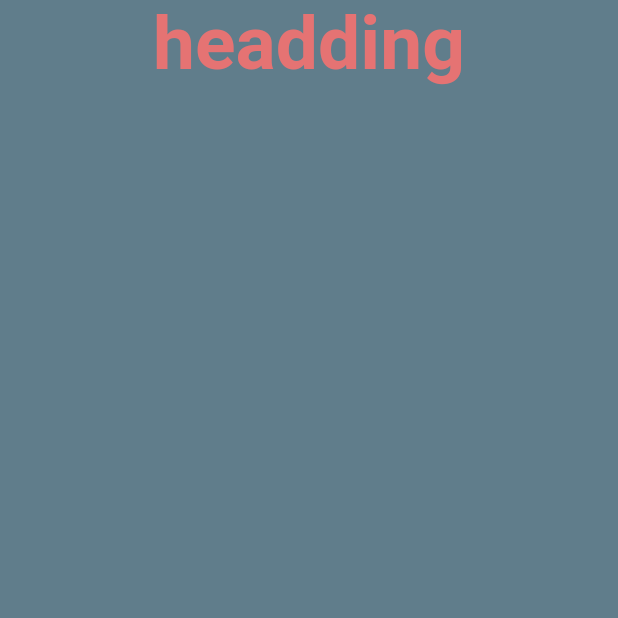
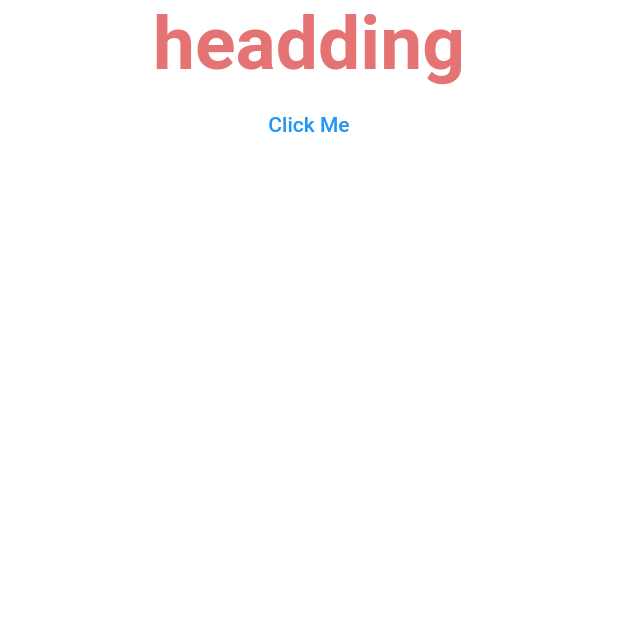
Before and after one commit to aruntr369/sample_Flutter_project, a Flutter app: the screen it shows after launch, on a phone screen of 412 x 824 dp, the top half of it. Run offline on Flutter 3.47's test engine with Material 2 defaults, Android fonts, the phone set to English and light mode, and no system bars.

Commit message:
Text button Added

```diff
--- a/lib/main.dart
+++ b/lib/main.dart
@@ -24,13 +24,14 @@ final String name ="headding";
   @override
   Widget build(BuildContext context) {
     return Scaffold(
-        backgroundColor: Colors.blueGrey,
+        backgroundColor: Colors.white12,
         //appBar: AppBar(),
         body: SafeArea(
             child: Container(
               width: double.infinity,
               height: double.infinity,
-              child: Text(
+              child: Column(children: [
+                Text(
                 name,
                 textAlign: TextAlign.center,
                 style: TextStyle(
@@ -38,6 +39,11 @@ final String name ="headding";
                     fontSize: 50,
                     fontWeight: FontWeight.bold),
               ),
+              TextButton(onPressed: (){
+
+              }, child: Text('Click Me'),
+              )
+              ],)
             )));
   }
 }
```
